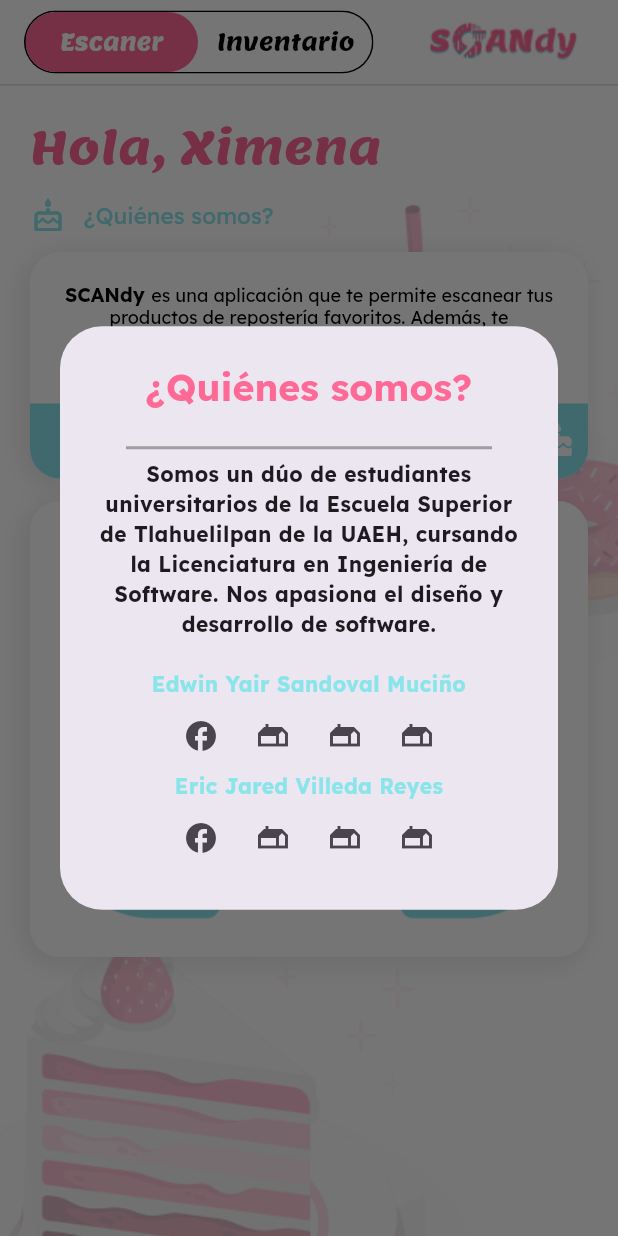
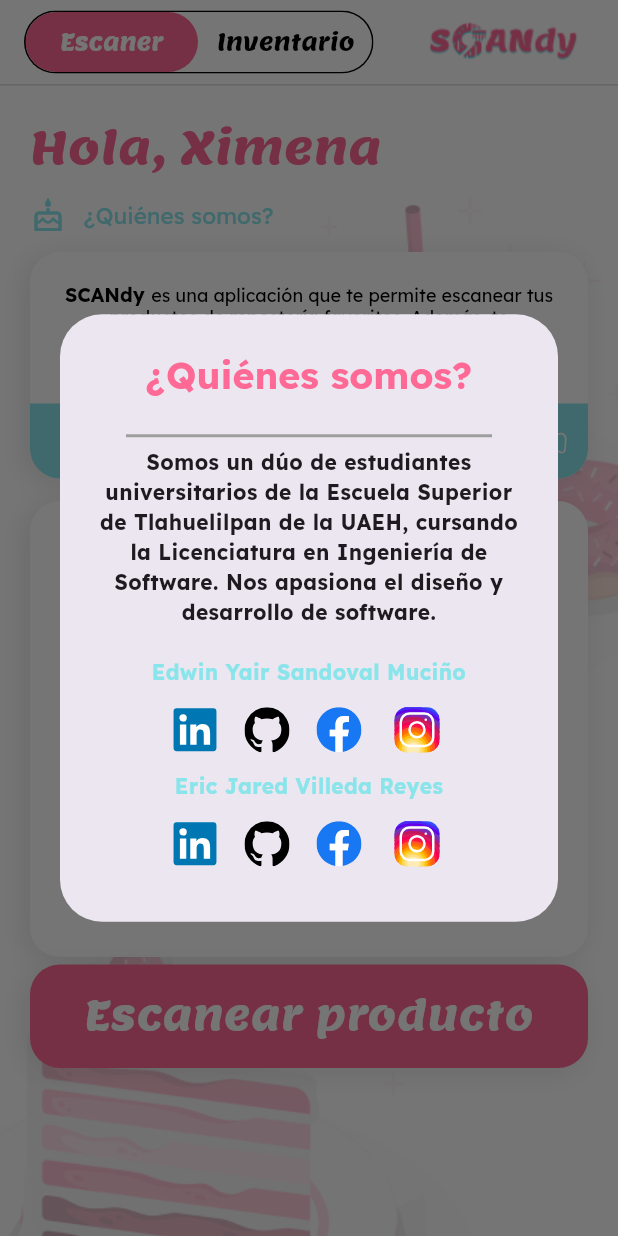
Before and after one commit to EricV29/SCANdy, a Flutter app: the screen it shows after launch, after a tap on "¿Quiénes somos?", on a phone screen of 412 x 824 dp. Run offline on Flutter 3.47's test engine with Material 3 defaults, Android fonts, the phone set to English and light mode, and no system bars; drawn by our look-alikes of toggle_switch; our stand-ins replace flutter_svg.

Commit message:
updateWindowEscaner
Add links users
Add icon app
Add svg
Add plugins

```diff
--- a/lib/scanerWindow.dart
+++ b/lib/scanerWindow.dart
@@ -1,4 +1,8 @@
 import 'package:flutter/material.dart';
+import 'inventoryWindow.dart';
+import 'package:flutter_svg/flutter_svg.dart';
+import 'dart:math' as math;
+import 'package:url_launcher/url_launcher.dart';
 
 class scanerWindow extends StatelessWidget {
 
@@ -81,27 +85,43 @@
                                       mainAxisAlignment: MainAxisAlignment.center,
                                       children: <Widget>[
                                         IconButton(
-                                          icon: Icon(Icons.facebook),
+                                          icon: SvgPicture.asset(
+                                            'assets/linkedin.svg',
+                                            height: 30.0,
+                                            width: 30.0,
+                                          ),
                                           onPressed: () {
-                                            // Aquí va el enlace a la página de Facebook
+                                            launch('https://www.linkedin.com/in/yair-sandoval-2a63812a6/');
                                           },
                                         ),
                                         IconButton(
-                                          icon: Icon(Icons.gite),
+                                          icon: SvgPicture.asset(
+                                            'assets/github.svg',
+                                            height: 30.0,
+                                            width: 30.0,
+                                          ),
                                           onPressed: () {
-                                            // Aquí va el enlace a la página de GitHub
+                                            launch('https://github.com/YairSM20');
                                           },
                                         ),
                                         IconButton(
-                                          icon: Icon(Icons.gite),
+                                          icon: SvgPicture.asset(
+                                            'assets/facebook.svg',
+                                            height: 30.0,
+                                            width: 30.0,
+                                          ),
                                           onPressed: () {
-                                            // Aquí va el enlace a la página de LinkedIn
+                                            launch('https://www.facebook.com/yair.sandoval.9406');
                                           },
                                         ),
                                         IconButton(
-                                          icon: Icon(Icons.gite),
+                                          icon: SvgPicture.asset(
+                                            'assets/instagram.svg',
+                                            height: 40.0,
+                                            width: 40.0,
+                                          ),
                                           onPressed: () {
-                                            // Aquí va el enlace a la página de Instagram
+                                            launch('https://www.instagram.com/yair.mucino/');
                                           },
                                         ),
                                       ],
@@ -118,27 +138,43 @@
                                       mainAxisAlignment: MainAxisAlignment.center,
                                       children: <Widget>[
                                         IconButton(
-                                          icon: Icon(Icons.facebook),
+                                          icon: SvgPicture.asset(
+                                            'assets/linkedin.svg',
+                                            height: 30.0,
+                                            width: 30.0,
+                                          ),
                                           onPressed: () {
-                                            // Aquí va el enlace a la página de Facebook
+                                            launch('https://www.linkedin.com/in/eric-villeda-reyes-584856281/');
                                           },
                                         ),
                                         IconButton(
-                                          icon: Icon(Icons.gite),
+                                          icon: SvgPicture.asset(
+                                            'assets/github.svg',
+                                            height: 30.0,
+                                            width: 30.0,
+                                          ),
                                           onPressed: () {
-                                            // Aquí va el enlace a la página de GitHub
+                                            launch('https://github.com/EricV29');
                                           },
                                         ),
                                         IconButton(
-                                          icon: Icon(Icons.gite),
+                                          icon: SvgPicture.asset(
+                                            'assets/facebook.svg',
+                                            height: 30.0,
+                                            width: 30.0,
+                                          ),
                                           onPressed: () {
-                                            // Aquí va el enlace a la página de LinkedIn
+                                            launch('https://www.facebook.com/eric.villedareyes/');
                                           },
                                         ),
                                         IconButton(
-                                          icon: Icon(Icons.gite),
+                                          icon: SvgPicture.asset(
+                                            'assets/instagram.svg',
+                                            height: 40.0,
+                                            width: 40.0,
+                                          ),
                                           onPressed: () {
-                                            // Aquí va el enlace a la página de Instagram
+                                            launch('https://www.instagram.com/ericvilledareyes/');
                                           },
                                         ),
                                       ],
@@ -219,7 +255,7 @@
                               mainAxisAlignment: MainAxisAlignment.spaceBetween,
                               children: <Widget>[
                                 Padding(
-                                  padding: EdgeInsets.only(left: 25), // Ajusta este valor al padding que desees
+                                  padding: EdgeInsets.only(left: 25),
                                   child: Text(
                                     '¿Qué es SCANDY?',
                                     style: TextStyle(
@@ -230,19 +266,29 @@
                                   ),
                                 ),
                                 Row(
-                                  children: List.generate(5, (index) {
-                                    List<IconData> icons = [
-                                      Icons.cake,
-                                      Icons.cake,
-                                      Icons.cake,
-                                      Icons.cake,
-                                      Icons.cake,
-                                    ];
+                                  children: [
+                                    'assets/cake.svg',
+                                    'assets/strawberry.svg',
+                                    'assets/orange.svg',
+                                    'assets/juice.svg',
+                                    'assets/cake.svg',
+                                    'assets/cake.svg',
+                                    'assets/strawberry.svg',
+                                  ].asMap().entries.map((entry) {
+                                    int idx = entry.key;
+                                    String asset = entry.value;
                                     return Padding(
-                                      padding: EdgeInsets.only(right: 8),
-                                      child: Icon(icons[index], color: Colors.white),
+                                      padding: EdgeInsets.only(right: 10),
+                                      child: Transform.rotate(
+                                        angle: (idx % 2 == 0) ? -math.pi / 3 : math.pi / 3,  // 60 grados en radianes
+                                        child: SvgPicture.asset(
+                                          asset,
+                                          height: 18.0,
+                                          width: 18.0,
+                                        ),
+                                      ),
                                     );
-                                  }),
+                                  }).toList(),
                                 ),
                               ],
                             ),
@@ -252,6 +298,7 @@
                     ),
                   ),
                   Container(
+                    margin: EdgeInsets.only(bottom: 5),
                     decoration: BoxDecoration(
                       color: Colors.white,
                       borderRadius: BorderRadius.circular(20),
@@ -273,6 +320,48 @@
                       ],
                     ),
                   ),
+                  LayoutBuilder(
+                    builder: (context, constraints) {
+                      return GestureDetector(
+                        onTap: () {
+                          Navigator.push(
+                            context,
+                            MaterialPageRoute(builder: (context) => inventoryWindow()),
+                          );
+                        },
+                        child: Container(
+                          width: constraints.maxWidth,
+                          margin: EdgeInsets.only(bottom: 15),
+                          decoration: BoxDecoration(
+                            color: Color(0xFFFF6996),
+                            borderRadius: BorderRadius.circular(20),
+                            boxShadow: [
+                              BoxShadow(
+                                color: Colors.grey.withOpacity(0.25),
+                                spreadRadius: 0,
+                                blurRadius: 15,
+                                offset: Offset(-3, 3),
+                              ),
+                            ],
+                          ),
+                          child: Column(
+                            children: <Widget>[
+                              Padding(
+                                  padding: EdgeInsets.all(15),
+                                  child: Text('Escanear producto',
+                                    style: TextStyle(
+                                      color: Color(0xFFFFFFFF),
+                                      fontSize: 27,
+                                      fontFamily: 'Lemonr',
+                                    ),
+                                  ),
+                              ),
+                            ],
+                          ),
+                        ),
+                      );
+                    },
+                  ),
                 ],
               ),
             ),
```
Also changed, not shown: pubspec.yaml (+9 -1 lines), assets/cake.svg (added), assets/facebook.svg (added), assets/github.svg (added), assets/icons/LOGOTIPOP.png (added), assets/icons/LOGOTIPOW.png (added), assets/instagram.svg (added), assets/juice.svg (added), assets/linkedin.svg (added), assets/orange.svg (added), assets/strawberry.svg (added), pubspec.lock, 33 other files.
